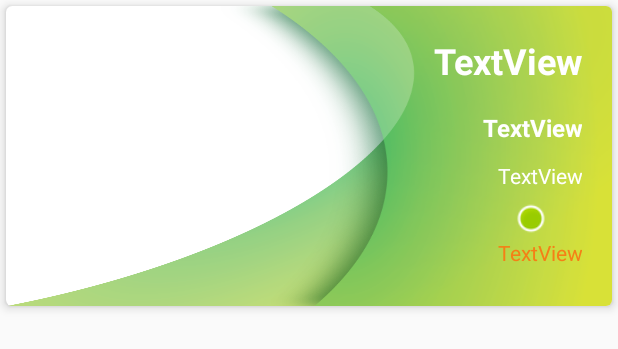
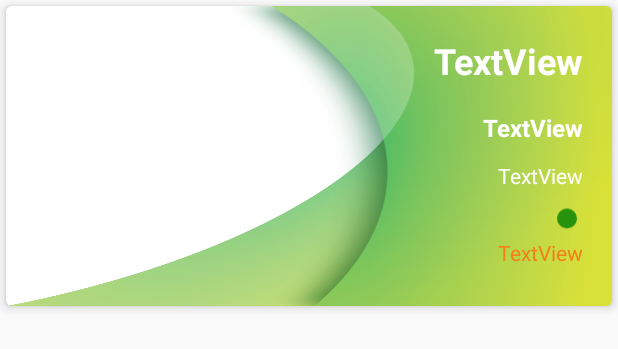
Before and after one commit to alfennec/WS-ALLOJIB, an Android app: the layout item_restaurant.xml on its own in the app's theme, with its tools: preview values and no code run, on a phone screen of 412 x 824 dp. Shown: the top 349 px of the screen. Run offline under Robolectric (Android 15) with nearby library versions, the phone set to English and light mode, and no system bars.

Commit message:
petit avencement

```diff
--- a/app/src/main/java/com/fennec/allojib/config/constant.java
+++ b/app/src/main/java/com/fennec/allojib/config/constant.java
@@ -2,6 +2,6 @@ package com.fennec.allojib.config;
 
 public class constant {
 
-    //public static  String url_host = "http://192.168.1.6/livraison/";
-    public static  String url_host = "http://allojib.eradroids.com/";
+    public static  String url_host = "http://192.168.1.6/livraison/";
+    //public static  String url_host = "http://allojib.eradroids.com/";
 }
--- /dev/null
+++ b/app/src/main/res/drawable-anydpi/ic_dote_situation.xml
@@ -0,0 +1,11 @@
+<vector xmlns:android="http://schemas.android.com/apk/res/android"
+    android:width="24dp"
+    android:height="24dp"
+    android:viewportWidth="24"
+    android:viewportHeight="24"
+    android:tint="#FFFFFF"
+    android:alpha="0.8">
+    <path
+        android:pathData="M12,12m-8,0a8,8 0,1 1,16 0a8,8 0,1 1,-16 0"
+        android:fillColor="#010101"/>
+</vector>
--- a/app/src/main/res/layout/activity_plat.xml
+++ b/app/src/main/res/layout/activity_plat.xml
@@ -37,11 +37,11 @@
 
     <com.google.android.material.floatingactionbutton.FloatingActionButton
         android:id="@+id/fab"
-        android:layout_width="wrap_content"
+        android:layout_width="138dp"
         android:layout_height="wrap_content"
         android:layout_margin="@dimen/fab_margin"
-        app:layout_anchor="@id/app_bar"
+        app:layout_anchor="@id/toolbar"
         app:layout_anchorGravity="bottom|end"
-        app:srcCompat="@android:drawable/ic_dialog_email" />
+        app:srcCompat="@drawable/ic_add_shopping_cart_black_24dp" />
 
 </androidx.coordinatorlayout.widget.CoordinatorLayout>
--- a/app/src/main/res/layout/item_category_plat.xml
+++ b/app/src/main/res/layout/item_category_plat.xml
@@ -16,6 +16,7 @@
         android:paddingVertical="8dp"
         android:gravity="center"
         android:textColor="@color/colorPrimary"
-        android:text="TextView" />
+        android:text="TextView"
+        />
 
 </androidx.cardview.widget.CardView>
--- a/app/src/main/res/layout/item_restaurant.xml
+++ b/app/src/main/res/layout/item_restaurant.xml
@@ -81,15 +81,15 @@
                 android:textColor="#fff"/>
 
 
+            <ImageView
+                android:id="@+id/dote_situation"
+                android:layout_width="20dp"
+                android:layout_height="20dp"
+                android:layout_gravity="right"
+                android:layout_weight="1"
+                app:srcCompat="@drawable/ic_dote_situation"
+                android:tint="#008000"/>
 
-                <ImageView
-                    android:id="@+id/imageView2"
-                    android:layout_marginLeft="320dp"
-                    android:layout_width="20dp"
-                    android:layout_height="20dp"
-                    android:layout_weight="1"
-                    android:gravity="right"
-                    app:srcCompat="@android:drawable/presence_online" />
 
                 <TextView
                     android:id="@+id/situation"
--- a/app/src/main/res/values/colors.xml
+++ b/app/src/main/res/values/colors.xml
@@ -8,4 +8,8 @@
     <color name="textH1">#7C7A79</color>
 
     <color name="backLabel">#E9F3EE</color>
+
+    <color name="myred">#FF0000</color>
+    <color name="mygreen">#008000</color>
+
 </resources>
```
Also changed, not shown: app/src/main/java/com/fennec/allojib/adapter/CategoryPlatAdapter.java (+9 -0 lines), app/src/main/java/com/fennec/allojib/adapter/RestaurantAdapter.java (+8 -1 lines), app/src/main/java/com/fennec/allojib/controller/CategoryPlat_Activity.java (+2 -5 lines), app/src/main/res/drawable-hdpi/ic_dote_situation.png (added), app/src/main/res/drawable-mdpi/ic_dote_situation.png (added), app/src/main/res/drawable-xhdpi/ic_dote_situation.png (added), app/src/main/res/drawable-xxhdpi/ic_dote_situation.png (added).
